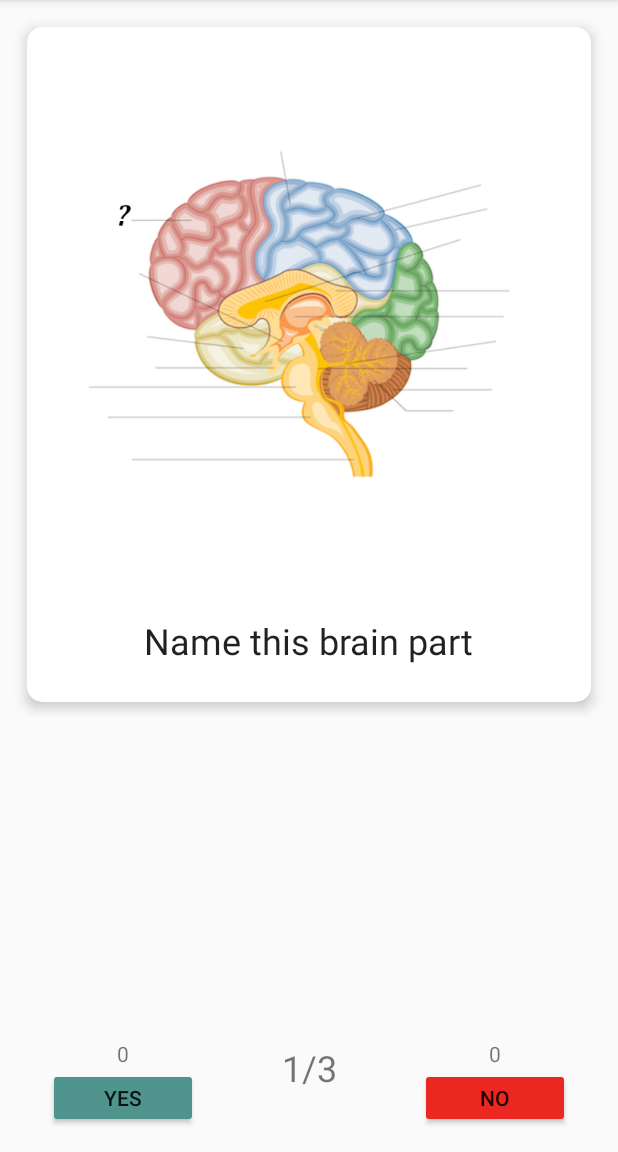
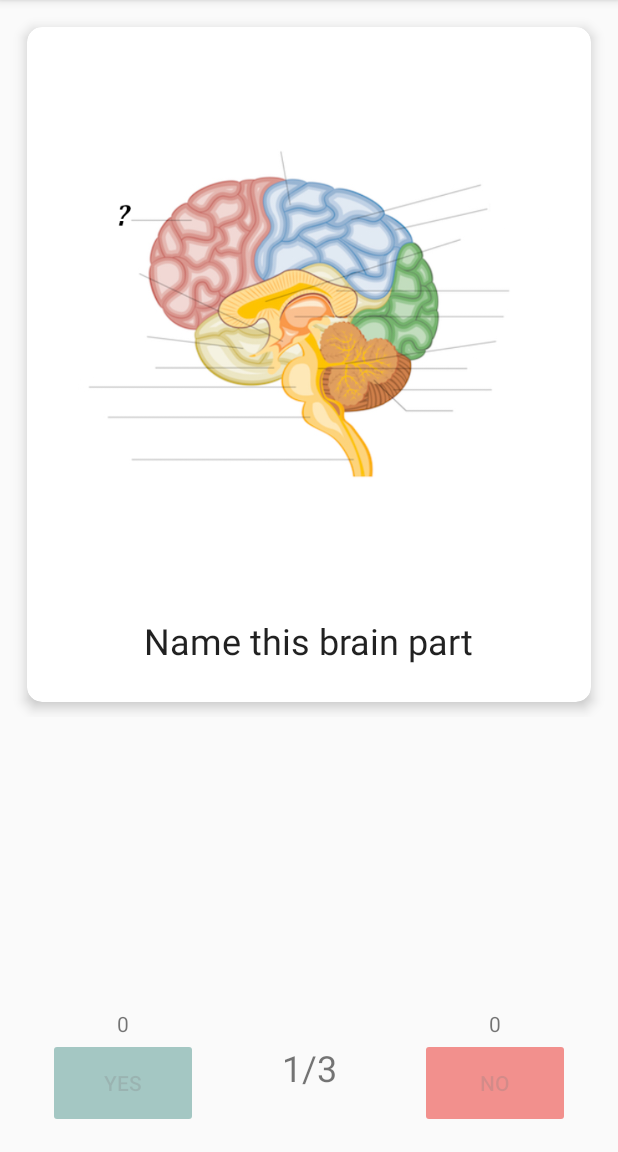
Before and after one commit to diakogeorgiou/Mnemosyne, an Android app: the screen it shows after launch (MainActivity), after a tap on "Brain Anatomy", on a phone screen of 412 x 824 dp, the part 84-1236 px from its top. Run offline under Robolectric (Android 15) with nearby library versions, the phone set to English and light mode, and no system bars.

Commit message:
-Added image from gallery -Fixed animation speed -Know and Don't know buttons disabled before flip

```diff
--- a/app/src/main/java/project/mobile/mnemosyne/FrontCardFragment.java
+++ b/app/src/main/java/project/mobile/mnemosyne/FrontCardFragment.java
@@ -15,6 +15,7 @@ import android.view.LayoutInflater;
 import android.view.MotionEvent;
 import android.view.View;
 import android.view.ViewGroup;
+import android.widget.Button;
 import android.widget.ImageView;
 import android.widget.TextView;
 
@@ -109,10 +110,14 @@ public class FrontCardFragment extends Fragment {
         } else
             cardImage.getLayoutParams().height = 0;
 
+        //Disable buttons before flip
+        Button btnKnow = getActivity().findViewById(R.id.btnKnow);
+        btnKnow.setEnabled(false);
+        btnKnow.setAlpha(.5f);
 
-
-
-
+        Button btnDontKnow = getActivity().findViewById(R.id.btnDontKnow);
+        btnDontKnow.setEnabled(false);
+        btnDontKnow.setAlpha(.5f);
 
 //        if (currentCard.getFmedia() != null) {
 //            if (currentCard.getExternalBitmaps() == true) {
--- a/app/src/main/res/anim/enter_from_left.xml
+++ b/app/src/main/res/anim/enter_from_left.xml
@@ -4,5 +4,5 @@
     <translate
         android:fromXDelta="-100%" android:toXDelta="0%"
         android:fromYDelta="0%" android:toYDelta="0%"
-        android:duration="700"/>
+        android:duration="400"/>
 </set>
--- a/app/src/main/res/anim/enter_from_right.xml
+++ b/app/src/main/res/anim/enter_from_right.xml
@@ -4,5 +4,5 @@
     <translate
         android:fromXDelta="100%" android:toXDelta="0%"
         android:fromYDelta="0%" android:toYDelta="0%"
-        android:duration="700" />
+        android:duration="400" />
 </set>
--- a/app/src/main/res/anim/exit_to_left.xml
+++ b/app/src/main/res/anim/exit_to_left.xml
@@ -4,5 +4,5 @@
     <translate
         android:fromXDelta="0%" android:toXDelta="-100%"
         android:fromYDelta="0%" android:toYDelta="0%"
-        android:duration="700"/>
+        android:duration="400"/>
 </set>
--- a/app/src/main/res/anim/exit_to_right.xml
+++ b/app/src/main/res/anim/exit_to_right.xml
@@ -4,5 +4,5 @@
     <translate
         android:fromXDelta="0%" android:toXDelta="100%"
         android:fromYDelta="0%" android:toYDelta="0%"
-        android:duration="700" />
+        android:duration="400" />
 </set>
--- a/app/src/main/res/anim/in_animation.xml
+++ b/app/src/main/res/anim/in_animation.xml
@@ -10,12 +10,12 @@
         android:valueTo="0"
         android:propertyName="rotationY"
         android:repeatMode="reverse"
-        android:duration="1000" />
+        android:duration="500" />
 
     <objectAnimator
         android:valueFrom="0.0"
         android:valueTo="1.0"
         android:propertyName="alpha"
-        android:startOffset="500"
+        android:startOffset="250"
         android:duration="0" />
 </set>
--- a/app/src/main/res/anim/out_animation.xml
+++ b/app/src/main/res/anim/out_animation.xml
@@ -3,12 +3,12 @@
         android:valueFrom="0"
         android:valueTo="180"
         android:propertyName="rotationY"
-        android:duration="1000" />
+        android:duration="500" />
 
     <objectAnimator
         android:valueFrom="1.0"
         android:valueTo="0.0"
         android:propertyName="alpha"
-        android:startOffset="500"
+        android:startOffset="250"
         android:duration="1" />
 </set>
--- a/app/src/main/res/layout/content_main.xml
+++ b/app/src/main/res/layout/content_main.xml
@@ -23,7 +23,7 @@
     <Button
         android:id="@+id/btnKnow"
         android:layout_width="100dp"
-        android:layout_height="40dp"
+        android:layout_height="60dp"
         android:layout_marginStart="32dp"
         android:layout_marginBottom="16dp"
         android:backgroundTint="#FF4F948D"
@@ -34,7 +34,7 @@
     <Button
         android:id="@+id/btnDontKnow"
         android:layout_width="100dp"
-        android:layout_height="40dp"
+        android:layout_height="60dp"
         android:layout_marginEnd="32dp"
         android:layout_marginBottom="16dp"
         android:backgroundTint="#FFEA2721"
```
Also changed, not shown: app/src/main/java/project/mobile/mnemosyne/BackCardFragment.java (+10 -0 lines), app/src/main/java/project/mobile/mnemosyne/new_card.java (+82 -29 lines).
